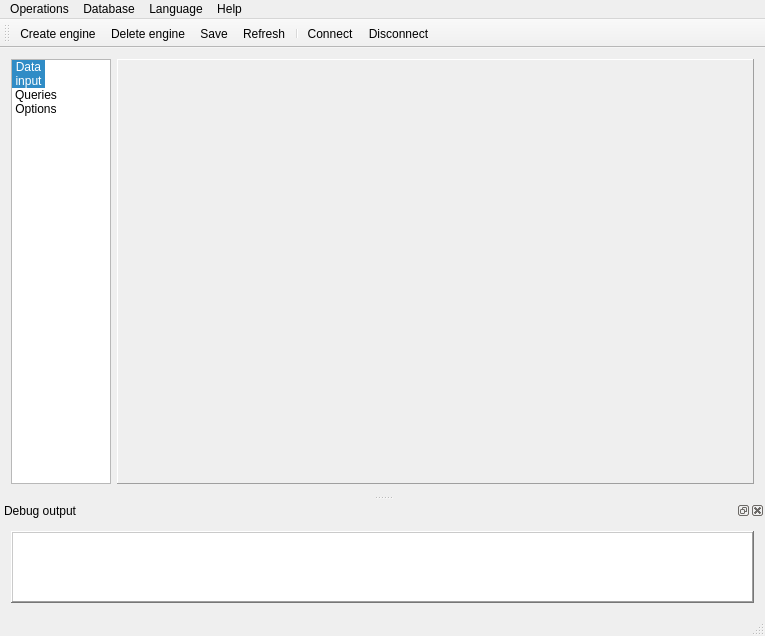
Qt form gtes_starts/appforms/main_window.ui (olgerd27/gtes_starts) before a commit.
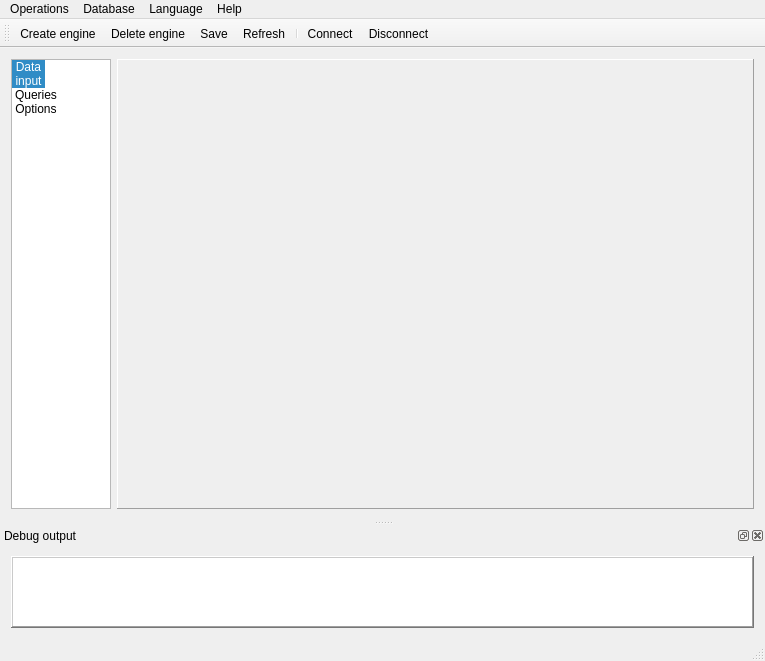
The same form after that commit. Icons and pictures are not drawn. Custom widgets are drawn as their Qt base class.

Commit message: Fixed the app's height (appropriate for Comment text widget).

```diff
--- a/gtes_starts/appforms/main_window.ui
+++ b/gtes_starts/appforms/main_window.ui
@@ -7,9 +7,15 @@
     <x>0</x>
     <y>0</y>
     <width>765</width>
-    <height>621</height>
+    <height>632</height>
    </rect>
   </property>
+  <property name="sizePolicy">
+   <sizepolicy hsizetype="Preferred" vsizetype="Preferred">
+    <horstretch>0</horstretch>
+    <verstretch>0</verstretch>
+   </sizepolicy>
+  </property>
   <property name="windowTitle">
    <string>MainWindow</string>
   </property>
@@ -118,10 +124,16 @@
     </item>
     <item>
      <widget class="QStackedWidget" name="m_stackForms">
+      <property name="sizePolicy">
+       <sizepolicy hsizetype="Preferred" vsizetype="Preferred">
+        <horstretch>0</horstretch>
+        <verstretch>0</verstretch>
+       </sizepolicy>
+      </property>
       <property name="minimumSize">
        <size>
         <width>600</width>
-        <height>425</height>
+        <height>450</height>
        </size>
       </property>
       <property name="locale">
```
The commit also changes 2 other files.
